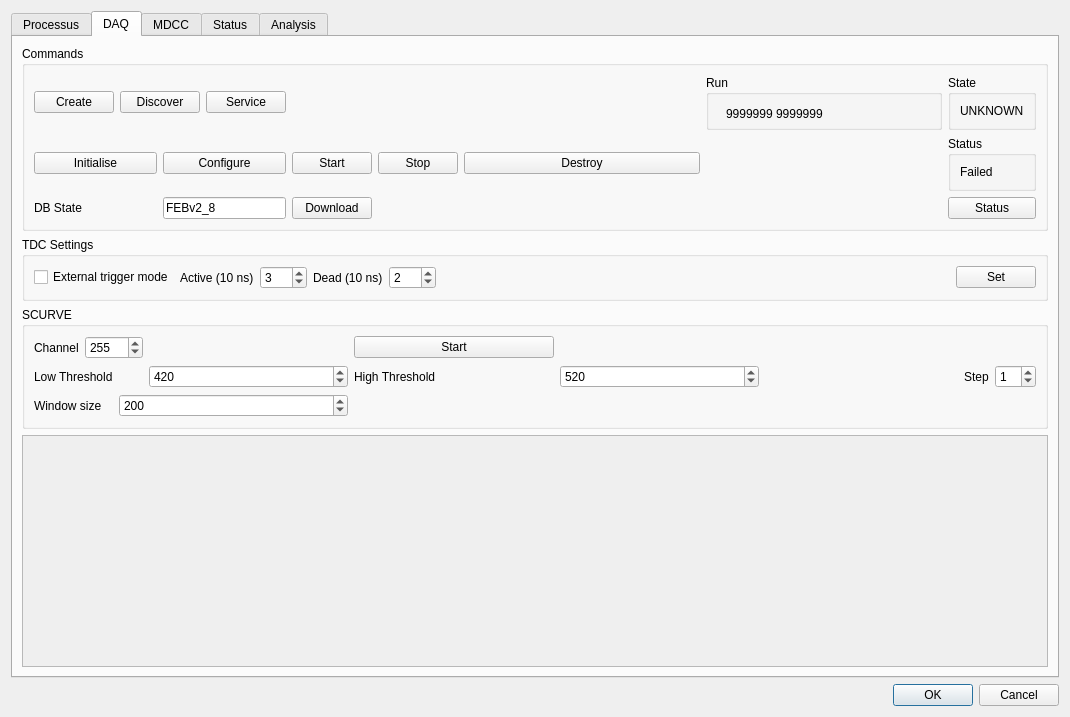
Qt form qt/daqui.ui (mirabitl/lydaq) before a commit.
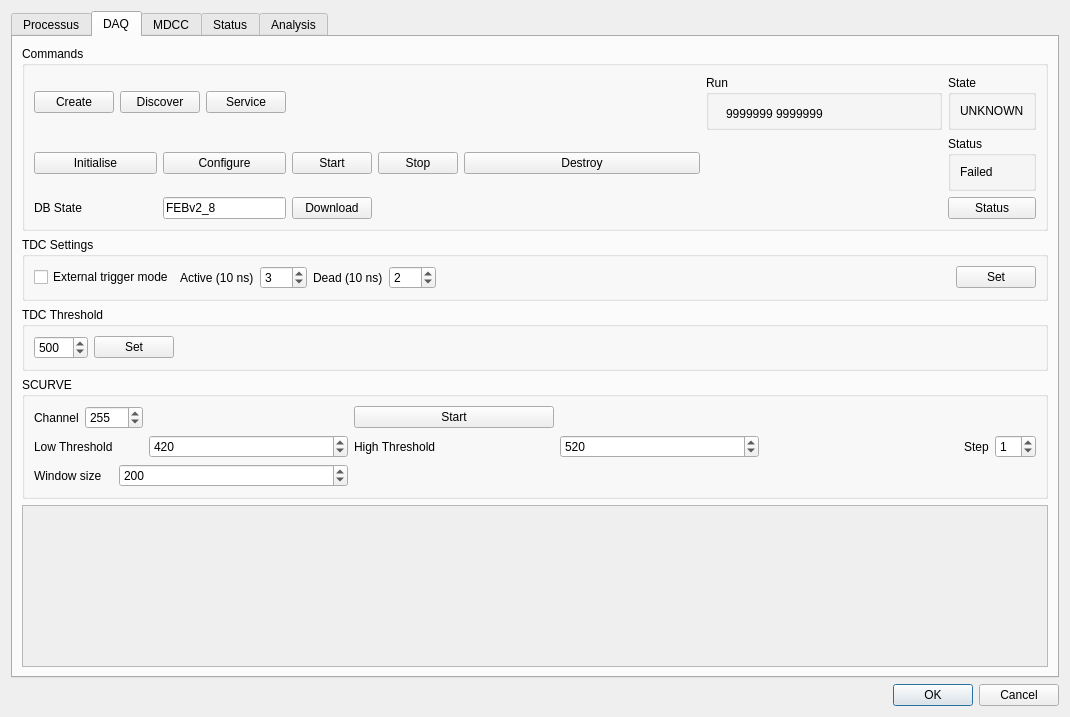
The same form after that commit. The open tabs and pages were chosen to show the change.

Patch:
```diff
--- a/qt/daqui.ui
+++ b/qt/daqui.ui
@@ -383,6 +383,48 @@
          </layout>
         </widget>
        </item>
+       <item>
+        <widget class="QGroupBox" name="groupBox_15">
+         <property name="title">
+          <string>TDC Threshold</string>
+         </property>
+         <layout class="QHBoxLayout" name="horizontalLayout_11">
+          <item>
+           <widget class="QSpinBox" name="SBThreshold">
+            <property name="minimum">
+             <number>1</number>
+            </property>
+            <property name="maximum">
+             <number>1023</number>
+            </property>
+            <property name="value">
+             <number>500</number>
+            </property>
+           </widget>
+          </item>
+          <item>
+           <widget class="QPushButton" name="PBThreshold">
+            <property name="text">
+             <string>Set</string>
+            </property>
+           </widget>
+          </item>
+          <item>
+           <spacer name="horizontalSpacer_11">
+            <property name="orientation">
+             <enum>Qt::Horizontal</enum>
+            </property>
+            <property name="sizeHint" stdset="0">
+             <size>
+              <width>858</width>
+              <height>20</height>
+             </size>
+            </property>
+           </spacer>
+          </item>
+         </layout>
+        </widget>
+       </item>
        <item>
         <widget class="QGroupBox" name="groupBox_11">
          <property name="title">
```
